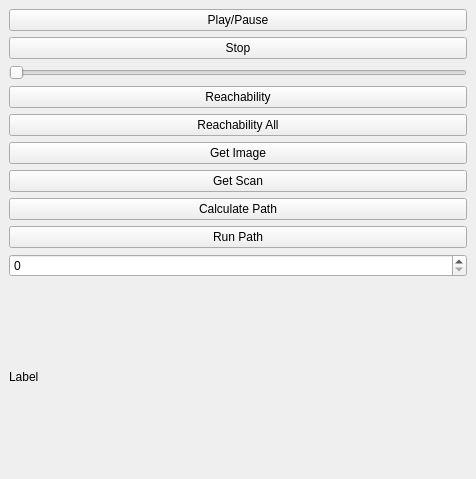
Qt form main/src/SamplePlugin.ui (balintbarna/Robotics-and-Computer-Vision-Semester-Project) before a commit.
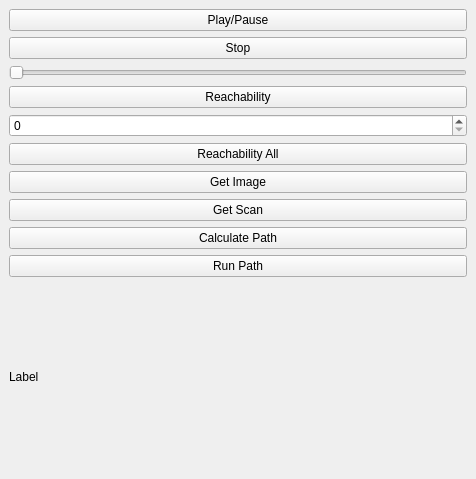
The same form after that commit.

Commit message: can set how many robot positions to try with spinner component

```diff
--- a/main/src/SamplePlugin.ui
+++ b/main/src/SamplePlugin.ui
@@ -45,6 +45,9 @@
         </property>
        </widget>
       </item>
+      <item>
+       <widget class="QSpinBox" name="_spinBox"/>
+      </item>
       <item>
        <widget class="QPushButton" name="_btn_reach_all">
         <property name="text">
@@ -80,9 +83,6 @@
         </property>
        </widget>
       </item>
-      <item>
-       <widget class="QSpinBox" name="_spinBox"/>
-      </item>
       <item>
        <widget class="QLabel" name="_label">
         <property name="text">
```
The commit also changes 2 other files.
